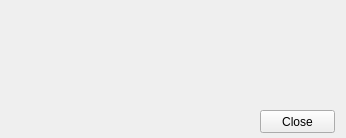
This is Version.ui in Turjo47/Python-App as Qt 5 draws it before an edit. The edited form follows.
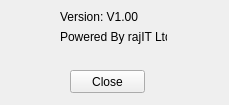
This is the edited form. Icons and pictures are not drawn.

Patch:
```diff
--- a/Version.ui
+++ b/Version.ui
@@ -6,8 +6,8 @@
    <rect>
     <x>0</x>
     <y>0</y>
-    <width>346</width>
-    <height>138</height>
+    <width>229</width>
+    <height>105</height>
    </rect>
   </property>
   <property name="windowTitle">
@@ -17,8 +17,8 @@
    <widget class="QPushButton" name="closeButton">
     <property name="geometry">
      <rect>
-      <x>260</x>
-      <y>110</y>
+      <x>70</x>
+      <y>70</y>
       <width>75</width>
       <height>23</height>
      </rect>
@@ -27,6 +27,32 @@
      <string>Close</string>
     </property>
    </widget>
+   <widget class="QWidget" name="">
+    <property name="geometry">
+     <rect>
+      <x>60</x>
+      <y>10</y>
+      <width>107</width>
+      <height>34</height>
+     </rect>
+    </property>
+    <layout class="QVBoxLayout" name="verticalLayout">
+     <item>
+      <widget class="QLabel" name="label">
+       <property name="text">
+        <string>Version: V1.00</string>
+       </property>
+      </widget>
+     </item>
+     <item alignment="Qt::AlignHCenter|Qt::AlignVCenter">
+      <widget class="QLabel" name="label_2">
+       <property name="text">
+        <string>Powered By rajIT Ltd.</string>
+       </property>
+      </widget>
+     </item>
+    </layout>
+   </widget>
   </widget>
  </widget>
  <resources/>
```
Left out of the diff: 14 changed lines with no effect on the pictures.
